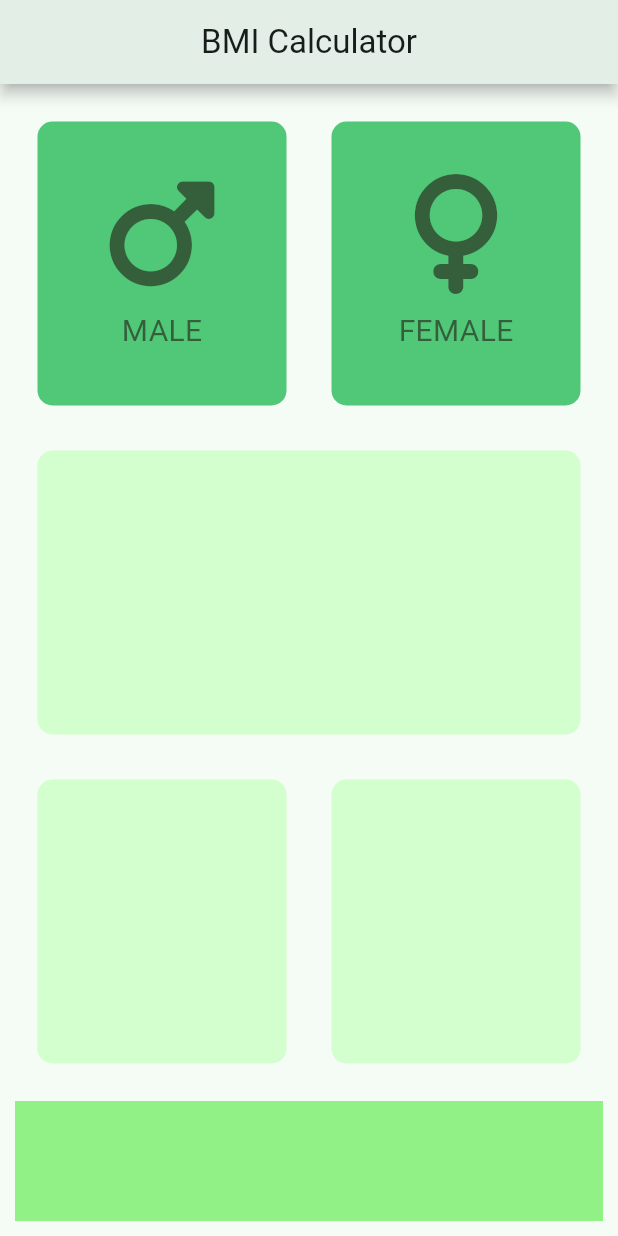
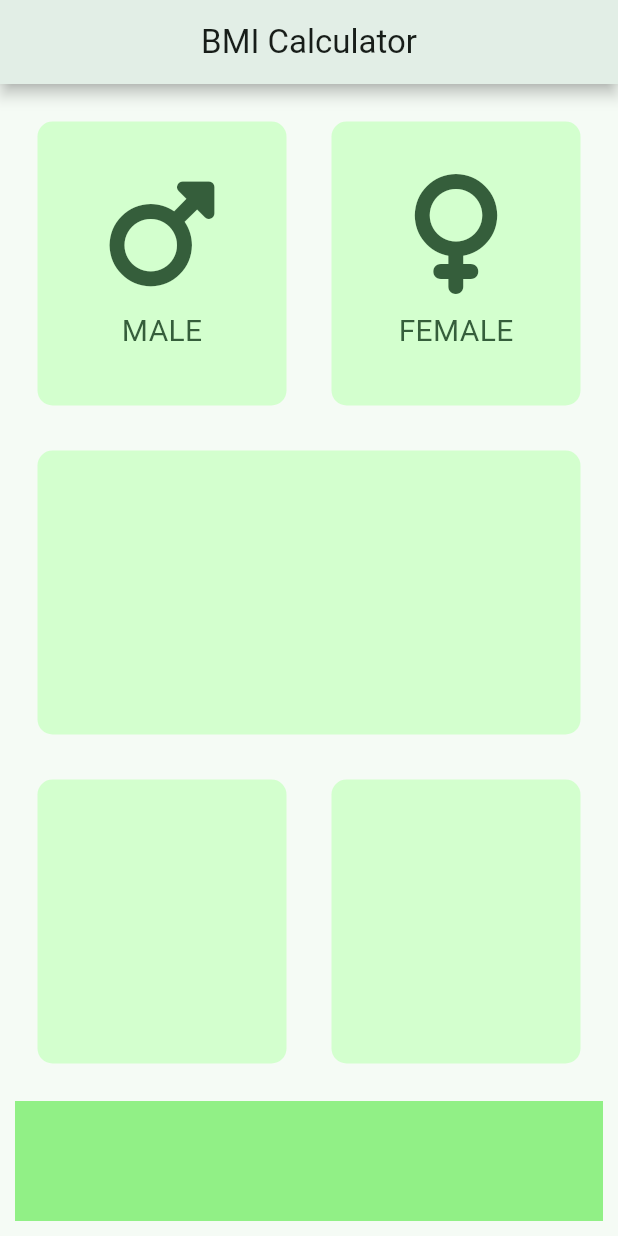
Before and after one commit to Fardeenhimself/flutter_bmi, a Flutter app: the screen it shows after launch, on a phone screen of 412 x 824 dp. Run offline on Flutter 3.47's test engine with Material 3 defaults, Android fonts, the phone set to English and light mode, and no system bars; our stand-ins replace font_awesome_flutter.

Commit message:
UI Updated

```diff
--- a/lib/custom_card.dart
+++ b/lib/custom_card.dart
@@ -1,20 +1,24 @@
 import 'package:flutter/material.dart';
 
 class CustomCard extends StatelessWidget {
-  const CustomCard({required this.colour, this.cardChild});
+  const CustomCard({required this.colour, this.cardChild, this.onPress});
 
   final Color? colour;
   final Widget? cardChild;
+  final void Function()? onPress;
 
   @override
   Widget build(BuildContext context) {
-    return Container(
-      margin: EdgeInsets.all(15.0),
-      decoration: BoxDecoration(
-        color: colour,
-        borderRadius: BorderRadius.circular(10.0),
+    return GestureDetector(
+      onTap: onPress,
+      child: Container(
+        margin: EdgeInsets.all(15.0),
+        decoration: BoxDecoration(
+          color: colour,
+          borderRadius: BorderRadius.circular(10.0),
+        ),
+        child: cardChild,
       ),
-      child: cardChild,
     );
   }
 }
--- a/lib/input_page.dart
+++ b/lib/input_page.dart
@@ -4,8 +4,8 @@ import 'gender_card.dart';
 import 'package:font_awesome_flutter/font_awesome_flutter.dart';
 
 const bottomContainerHeight = 80.0;
-const inactiveCardColor = Color(0xFF50C878);
-const activeCardColour = Color(0xFFd3ffce);
+const inactiveCardColor = Color(0xFFd3ffce);
+const activeCardColour = Color(0xFF50C878);
 
 enum GenderType { male, female }
 
@@ -53,14 +53,12 @@ class _InputPageState extends State<InputPage> {
                 child: Row(
                   children: [
                     Expanded(
-                      child: GestureDetector(
-                        onTap: () {
+                      child: CustomCard(
+                        onPress: () {
                           setState(() {
                             selectedGender = GenderType.male;
-                            //print('male selected');
                           });
                         },
-                        child: CustomCard(
                         cardChild: GenderCard(
                           icon: FontAwesomeIcons.mars,
                           text: 'MALE',
@@ -70,16 +68,13 @@ class _InputPageState extends State<InputPage> {
                             : inactiveCardColor,
                       ),
                     ),
-                    ),
                     Expanded(
-                      child: GestureDetector(
-                        onTap: () {
+                      child: CustomCard(
+                        onPress: () {
                           setState(() {
                             selectedGender = GenderType.female;
-                            //print('female selected');
                           });
                         },
-                        child: CustomCard(
                         cardChild: GenderCard(
                           icon: FontAwesomeIcons.venus,
                           text: 'FEMALE',
@@ -89,16 +84,15 @@ class _InputPageState extends State<InputPage> {
                             : inactiveCardColor,
                       ),
                     ),
-                    ),
                   ],
                 ),
               ),
-              Expanded(child: CustomCard(colour: activeCardColour)),
+              Expanded(child: CustomCard(colour: inactiveCardColor)),
               Expanded(
                 child: Row(
                   children: [
-                    Expanded(child: CustomCard(colour: activeCardColour)),
-                    Expanded(child: CustomCard(colour: activeCardColour)),
+                    Expanded(child: CustomCard(colour: inactiveCardColor)),
+                    Expanded(child: CustomCard(colour: inactiveCardColor)),
                   ],
                 ),
               ),
```
Lines whose indentation alone changed are shown as unchanged.
